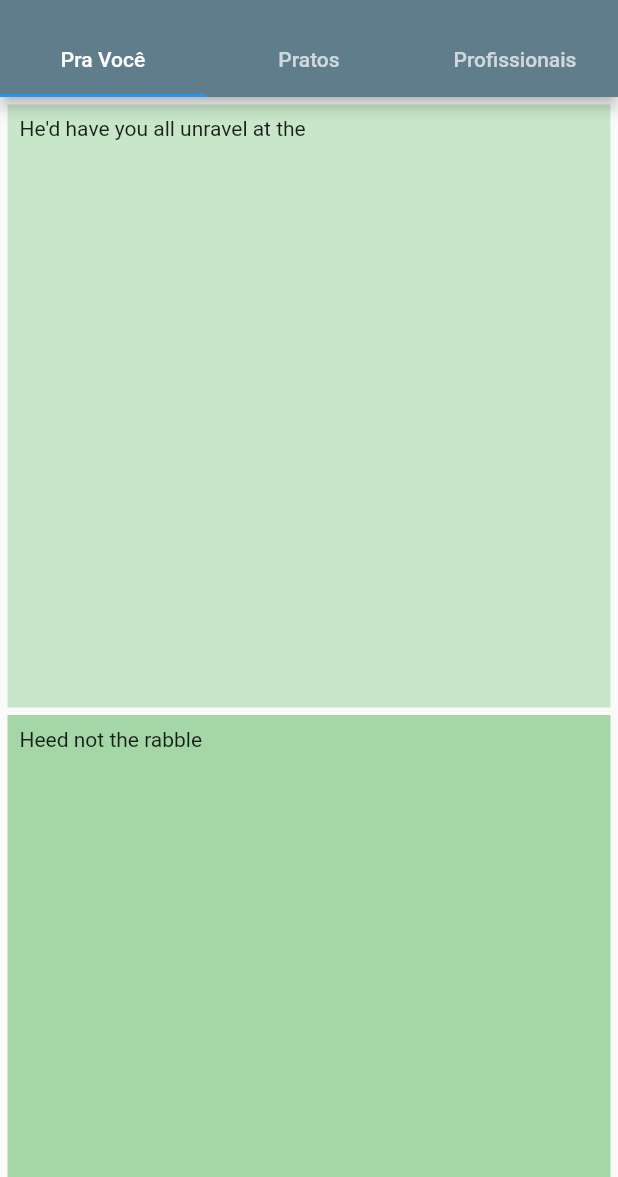
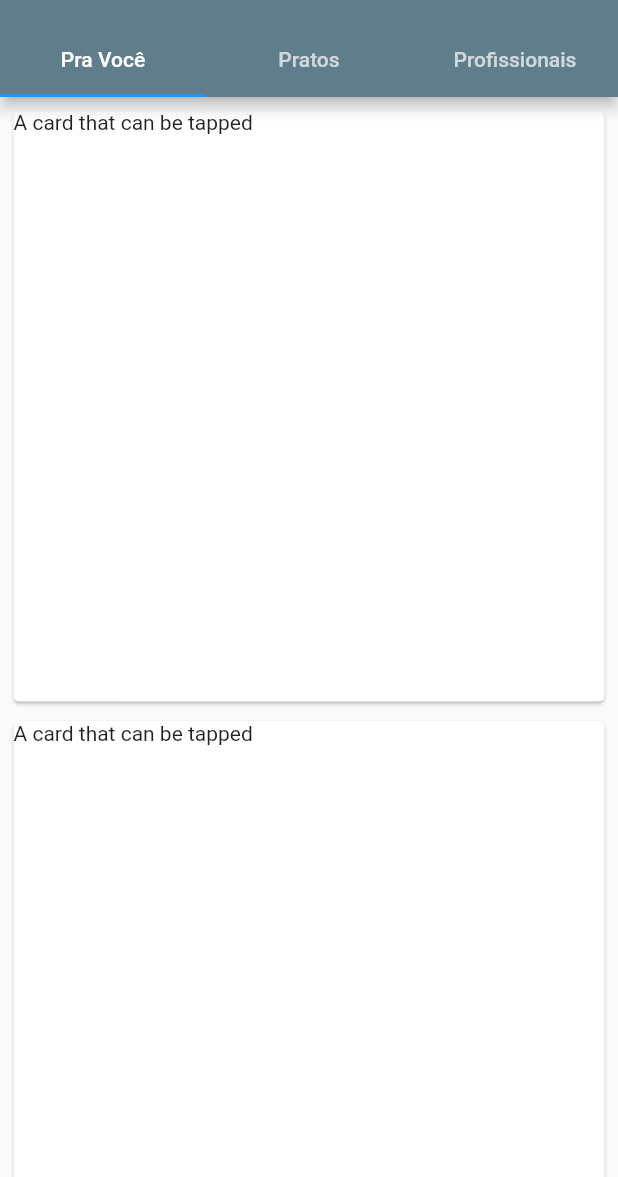
Before and after one commit to ginaldolaranjeiras/dolman_app, a Flutter app: the screen it shows after launch, on a phone screen of 412 x 824 dp, the part 59-1236 px from its top. Run offline on Flutter 3.47's test engine with Material 2 defaults, Android fonts, the phone set to English and light mode, and no system bars.

Commit message:
Função clicável nos cards das guias.

```diff
--- a/lib/ui/pages/pratos.dart
+++ b/lib/ui/pages/pratos.dart
@@ -18,35 +18,83 @@ class _PratosState extends State<Pratos> {
             mainAxisSpacing: 5,
             crossAxisCount: 1,
             children: <Widget>[
-              Container(
-                padding: const EdgeInsets.all(8),
-                child: const Text('He\'d have you all unravel at the'),
-                color: Colors.red[100],
+              Card(
+                child: InkWell(
+                  splashColor: Colors.blue.withAlpha(30),
+                  onTap: () {
+                    print('Card tapped.');
+                  },
+                  child: Container(
+                    width: 300,
+                    height: 100,
+                    child: Text('A card that can be tapped'),
+                  ),
+                ),
               ),
-              Container(
-                padding: const EdgeInsets.all(8),
-                child: const Text('Heed not the rabble'),
-                color: Colors.red[200],
+              Card(
+                child: InkWell(
+                  splashColor: Colors.blue.withAlpha(30),
+                  onTap: () {
+                    print('Card tapped.');
+                  },
+                  child: Container(
+                    width: 300,
+                    height: 100,
+                    child: Text('A card that can be tapped'),
+                  ),
+                ),
               ),
-              Container(
-                padding: const EdgeInsets.all(8),
-                child: const Text('Sound of screams but the'),
-                color: Colors.red[300],
+              Card(
+                child: InkWell(
+                  splashColor: Colors.blue.withAlpha(30),
+                  onTap: () {
+                    print('Card tapped.');
+                  },
+                  child: Container(
+                    width: 300,
+                    height: 100,
+                    child: Text('A card that can be tapped'),
+                  ),
+                ),
               ),
-              Container(
-                padding: const EdgeInsets.all(8),
-                child: const Text('Who scream'),
-                color: Colors.red[400],
+              Card(
+                child: InkWell(
+                  splashColor: Colors.blue.withAlpha(30),
+                  onTap: () {
+                    print('Card tapped.');
+                  },
+                  child: Container(
+                    width: 300,
+                    height: 100,
+                    child: Text('A card that can be tapped'),
+                  ),
+                ),
               ),
-              Container(
-                padding: const EdgeInsets.all(8),
-                child: const Text('Revolution is coming...'),
-                color: Colors.red[500],
+              Card(
+                child: InkWell(
+                  splashColor: Colors.blue.withAlpha(30),
+                  onTap: () {
+                    print('Card tapped.');
+                  },
+                  child: Container(
+                    width: 300,
+                    height: 100,
+                    child: Text('A card that can be tapped'),
+                  ),
+                ),
               ),
-              Container(
-                padding: const EdgeInsets.all(8),
-                child: const Text('Revolution, they...'),
-                color: Colors.red[600],
+              Card(
+                child: InkWell(
+                  splashColor: Colors.blue.withAlpha(30),
+                  onTap: () {
+                    print('Card tapped.');
+                  },
+                  child: Container(
+                    width: 300,
+                    height: 100,
+                    child: Text('A card that can be tapped'),
+                  ),
+                ),
               ),
             ],
           ),
--- a/lib/ui/pages/pravoce.dart
+++ b/lib/ui/pages/pravoce.dart
@@ -18,35 +18,83 @@ class _PraVoceState extends State<PraVoce> {
             mainAxisSpacing: 5,
             crossAxisCount: 1,
             children: <Widget>[
-              Container(
-                padding: const EdgeInsets.all(8),
-                child: const Text('He\'d have you all unravel at the'),
-                color: Colors.green[100],
+              Card(
+                child: InkWell(
+                  splashColor: Colors.blue.withAlpha(30),
+                  onTap: () {
+                    print('Card tapped.');
+                  },
+                  child: Container(
+                    width: 300,
+                    height: 100,
+                    child: Text('A card that can be tapped'),
+                  ),
+                ),
               ),
-              Container(
-                padding: const EdgeInsets.all(8),
-                child: const Text('Heed not the rabble'),
-                color: Colors.green[200],
+              Card(
+                child: InkWell(
+                  splashColor: Colors.blue.withAlpha(30),
+                  onTap: () {
+                    print('Card tapped.');
+                  },
+                  child: Container(
+                    width: 300,
+                    height: 100,
+                    child: Text('A card that can be tapped'),
+                  ),
+                ),
               ),
-              Container(
-                padding: const EdgeInsets.all(8),
-                child: const Text('Sound of screams but the'),
-                color: Colors.green[300],
+              Card(
+                child: InkWell(
+                  splashColor: Colors.blue.withAlpha(30),
+                  onTap: () {
+                    print('Card tapped.');
+                  },
+                  child: Container(
+                    width: 300,
+                    height: 100,
+                    child: Text('A card that can be tapped'),
+                  ),
+                ),
               ),
-              Container(
-                padding: const EdgeInsets.all(8),
-                child: const Text('Who scream'),
-                color: Colors.green[400],
+              Card(
+                child: InkWell(
+                  splashColor: Colors.blue.withAlpha(30),
+                  onTap: () {
+                    print('Card tapped.');
+                  },
+                  child: Container(
+                    width: 300,
+                    height: 100,
+                    child: Text('A card that can be tapped'),
+                  ),
+                ),
               ),
-              Container(
-                padding: const EdgeInsets.all(8),
-                child: const Text('Revolution is coming...'),
-                color: Colors.green[500],
+              Card(
+                child: InkWell(
+                  splashColor: Colors.blue.withAlpha(30),
+                  onTap: () {
+                    print('Card tapped.');
+                  },
+                  child: Container(
+                    width: 300,
+                    height: 100,
+                    child: Text('A card that can be tapped'),
+                  ),
+                ),
               ),
-              Container(
-                padding: const EdgeInsets.all(8),
-                child: const Text('Revolution, they...'),
-                color: Colors.green[600],
+             Card(
+                child: InkWell(
+                  splashColor: Colors.blue.withAlpha(30),
+                  onTap: () {
+                    print('Card tapped.');
+                  },
+                  child: Container(
+                    width: 300,
+                    height: 100,
+                    child: Text('A card that can be tapped'),
+                  ),
+                ),
               ),
             ],
           ),
--- a/lib/ui/pages/profissionais.dart
+++ b/lib/ui/pages/profissionais.dart
@@ -18,47 +18,83 @@ class _ProfissionaisState extends State<Profissionais> {
             mainAxisSpacing: 5,
             crossAxisCount: 1,
             children: <Widget>[
-              Container(
-                padding: const EdgeInsets.all(8),
-                child: const Text(
-                  'He\'d have you all unravel at the'
+              Card(
+                child: InkWell(
+                  splashColor: Colors.blue.withAlpha(30),
+                  onTap: () {
+                    print('Card tapped.');
+                  },
+                  child: Container(
+                    width: 300,
+                    height: 100,
+                    child: Text('A card that can be tapped'),
                   ),
-                color: Colors.blue[100],
+                ),
               ),
-              Container(
-                padding: const EdgeInsets.all(8),
-                child: const Text(
-                  'Heed not the rabble'
+              Card(
+                child: InkWell(
+                  splashColor: Colors.blue.withAlpha(30),
+                  onTap: () {
+                    print('Card tapped.');
+                  },
+                  child: Container(
+                    width: 300,
+                    height: 100,
+                    child: Text('A card that can be tapped'),
                   ),
-                color: Colors.blue[200],
+                ),
               ),
-              Container(
-                padding: const EdgeInsets.all(8),
-                child: const Text(
-                  'Sound of screams but the'
+              Card(
+                child: InkWell(
+                  splashColor: Colors.blue.withAlpha(30),
+                  onTap: () {
+                    print('Card tapped.');
+                  },
+                  child: Container(
+                    width: 300,
+                    height: 100,
+                    child: Text('A card that can be tapped'),
                   ),
-                color: Colors.blue[300],
+                ),
               ),
-              Container(
-                padding: const EdgeInsets.all(8),
-                child: const Text(
-                  'Who scream'
+              Card(
+                child: InkWell(
+                  splashColor: Colors.blue.withAlpha(30),
+                  onTap: () {
+                    print('Card tapped.');
+                  },
+                  child: Container(
+                    width: 300,
+                    height: 100,
+                    child: Text('A card that can be tapped'),
                   ),
-                color: Colors.blue[400],
+                ),
               ),
-              Container(
-                padding: const EdgeInsets.all(8),
-                child: const Text(
-                  'Revolution is coming...'
+              Card(
+                child: InkWell(
+                  splashColor: Colors.blue.withAlpha(30),
+                  onTap: () {
+                    print('Card tapped.');
+                  },
+                  child: Container(
+                    width: 300,
+                    height: 100,
+                    child: Text('A card that can be tapped'),
                   ),
-                color: Colors.blue[500],
+                ),
               ),
-              Container(
-                padding: const EdgeInsets.all(8),
-                child: const Text(
-                  'Revolution, they...'
+              Card(
+                child: InkWell(
+                  splashColor: Colors.blue.withAlpha(30),
+                  onTap: () {
+                    print('Card tapped.');
+                  },
+                  child: Container(
+                    width: 300,
+                    height: 100,
+                    child: Text('A card that can be tapped'),
                   ),
-                color: Colors.blue[600],
+                ),
               ),
             ],
           ),
```
